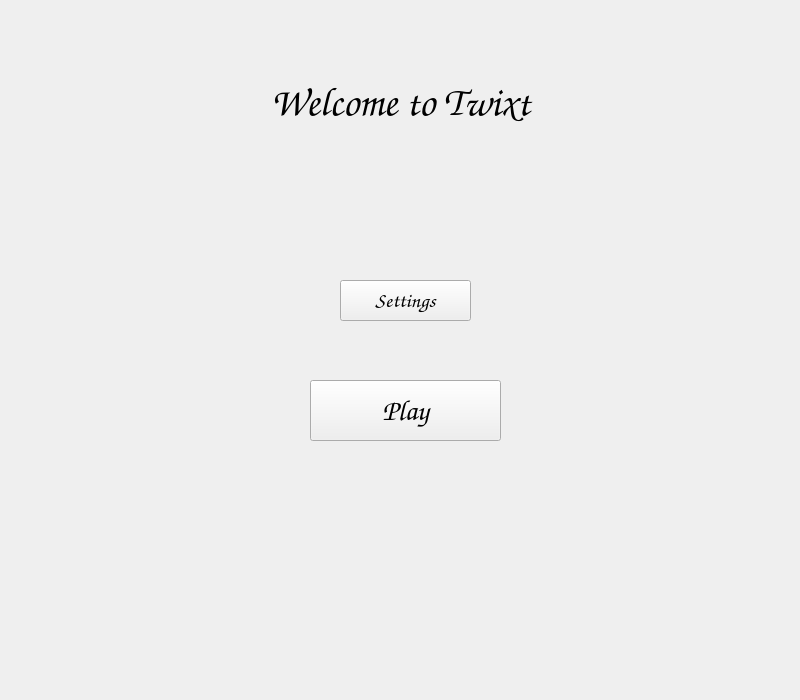
Before: the Qt Designer form app/MainMenuWidget.ui in onisimm/Cookie-Byte-10LF323, drawn with Qt 5.
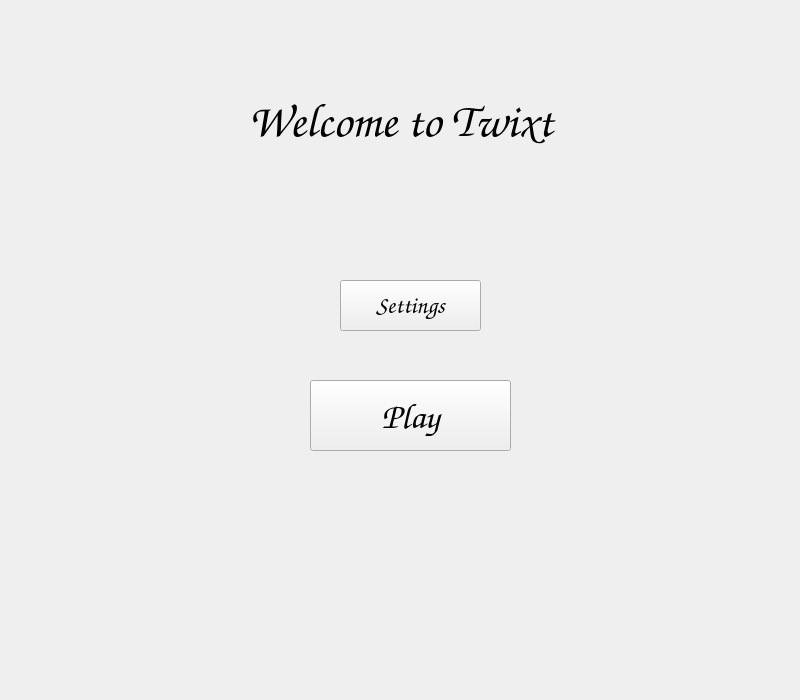
After: the same form once the commit is applied.

The edit to the form file:
```diff
--- a/app/MainMenuWidget.ui
+++ b/app/MainMenuWidget.ui
@@ -18,8 +18,8 @@
     <rect>
      <x>310</x>
      <y>380</y>
-     <width>191</width>
-     <height>61</height>
+     <width>201</width>
+     <height>71</height>
     </rect>
    </property>
    <property name="sizePolicy">
@@ -31,7 +31,7 @@
    <property name="font">
     <font>
      <family>Comic Sans MS</family>
-     <pointsize>22</pointsize>
+     <pointsize>27</pointsize>
     </font>
    </property>
    <property name="text">
@@ -43,8 +43,8 @@
     <rect>
      <x>340</x>
      <y>280</y>
-     <width>131</width>
-     <height>41</height>
+     <width>141</width>
+     <height>51</height>
     </rect>
    </property>
    <property name="sizePolicy">
@@ -56,7 +56,7 @@
    <property name="font">
     <font>
      <family>Comic Sans MS</family>
-     <pointsize>16</pointsize>
+     <pointsize>18</pointsize>
     </font>
    </property>
    <property name="text">
@@ -69,13 +69,13 @@
      <x>0</x>
      <y>80</y>
      <width>801</width>
-     <height>44</height>
+     <height>81</height>
     </rect>
    </property>
    <property name="font">
     <font>
      <family>Comic Sans MS</family>
-     <pointsize>30</pointsize>
+     <pointsize>35</pointsize>
     </font>
    </property>
    <property name="text">
```
